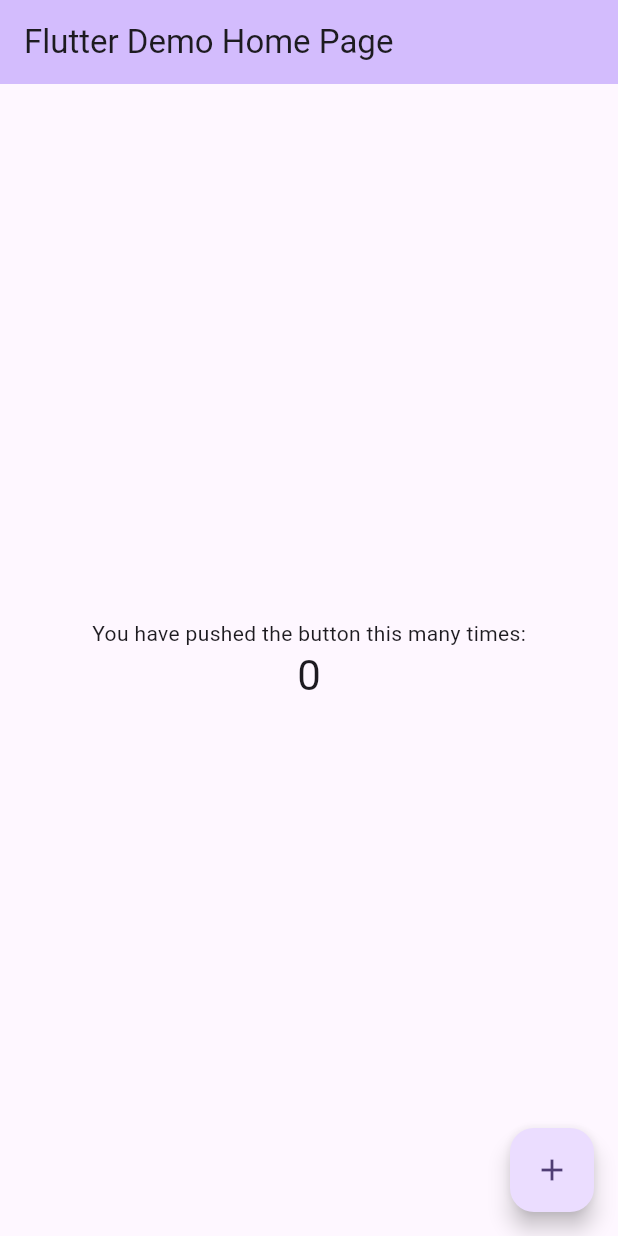
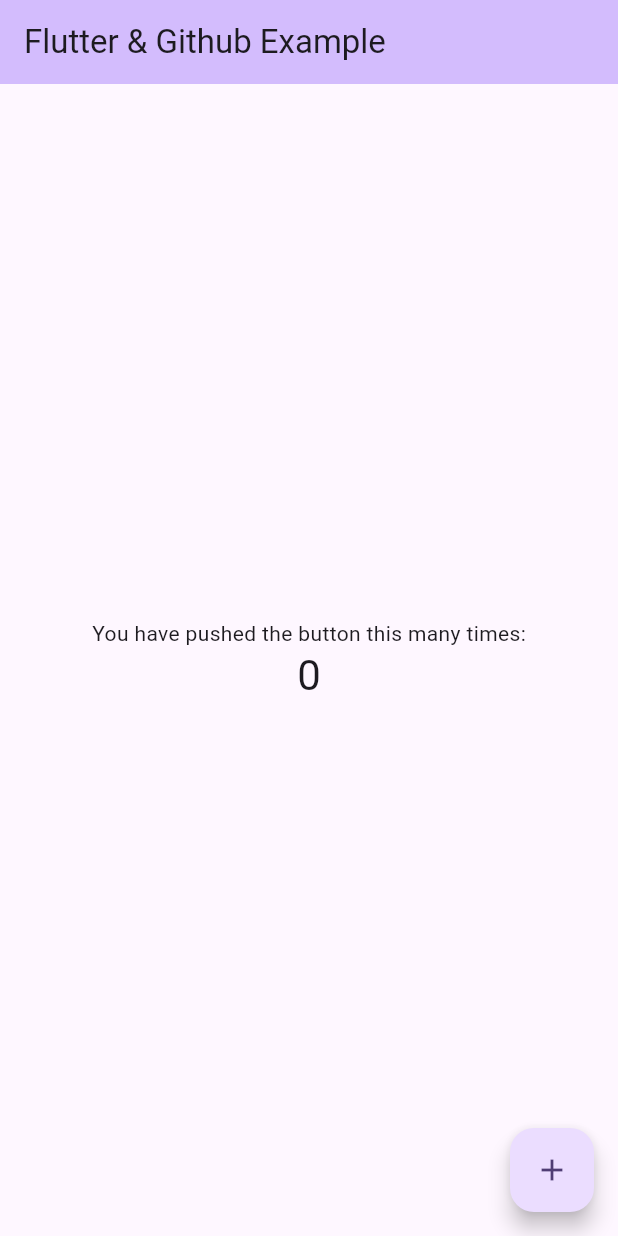
Before and after one commit to mshalaby0001/github_flutter, a Flutter app: the screen it shows after launch, on a phone screen of 412 x 824 dp. Run offline on Flutter 3.47's test engine with Material 3 defaults, Android fonts, the phone set to English and light mode, and no system bars.

Commit message:
modified title

```diff
--- a/lib/main.dart
+++ b/lib/main.dart
@@ -31,7 +31,7 @@ class MyApp extends StatelessWidget {
         colorScheme: ColorScheme.fromSeed(seedColor: Colors.deepPurple),
         useMaterial3: true,
       ),
-      home: const MyHomePage(title: 'Flutter Demo Home Page'),
+      home: const MyHomePage(title: 'Flutter & Github Example'),
     );
   }
 }
```
